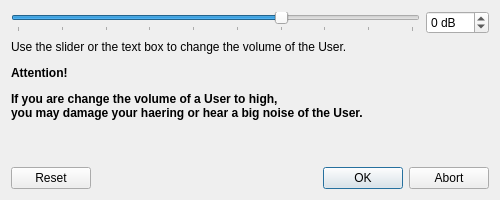
The window that src/mumble/UserLocalVolume.ui (mumble-voip/mumble) describes before a commit, drawn with Qt 5.
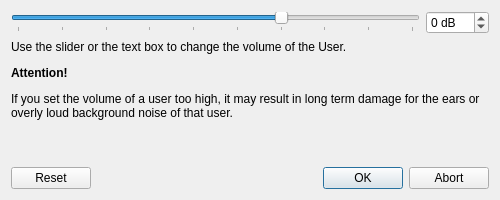
The same window after the commit.

Commit message: Change the text and the style for UserLocalVolume

The edit to the form file:
```diff
--- a/src/mumble/UserLocalVolume.ui
+++ b/src/mumble/UserLocalVolume.ui
@@ -71,10 +71,10 @@
    <item row="1" column="0" colspan="2">
     <widget class="QLabel" name="qlUserLocalVolume_2">
      <property name="text">
-      <string>&lt;html&gt;&lt;head/&gt;&lt;body&gt;&lt;p&gt;Use the slider or the text box to change the volume of the User.&lt;/p&gt;&lt;p&gt;&lt;span style=&quot; font-weight:600;&quot;&gt;Attention!&lt;/span&gt;&lt;/p&gt;&lt;p&gt;&lt;span style=&quot; font-weight:600;&quot;&gt;If you are change the volume of a User to high, &lt;br/&gt;you may damage your haering or hear a big noise of the User.&lt;/span&gt;&lt;/p&gt;&lt;/body&gt;&lt;/html&gt;</string>
+      <string>&lt;html&gt;&lt;head/&gt;&lt;body&gt;&lt;p&gt;Use the slider or the text box to change the volume of the User.&lt;/p&gt;&lt;p&gt;&lt;span style=&quot;font-weight:600;&quot;&gt;Attention!&lt;/span&gt;&lt;/p&gt;&lt;p&gt;If you set the volume of a user too high, it may result in long term damage for the ears or overly loud background noise of that user.&lt;/p&gt;&lt;/body&gt;&lt;/html&gt;</string>
      </property>
-     <property name="scaledContents">
-      <bool>true</bool>
+     <property name="alignment">
+      <set>Qt::AlignLeading|Qt::AlignLeft|Qt::AlignVCenter</set>
      </property>
      <property name="wordWrap">
       <bool>true</bool>
```
Left out of the diff: 21 changed lines with no effect on the pictures. The commit also changes 3 other files.
